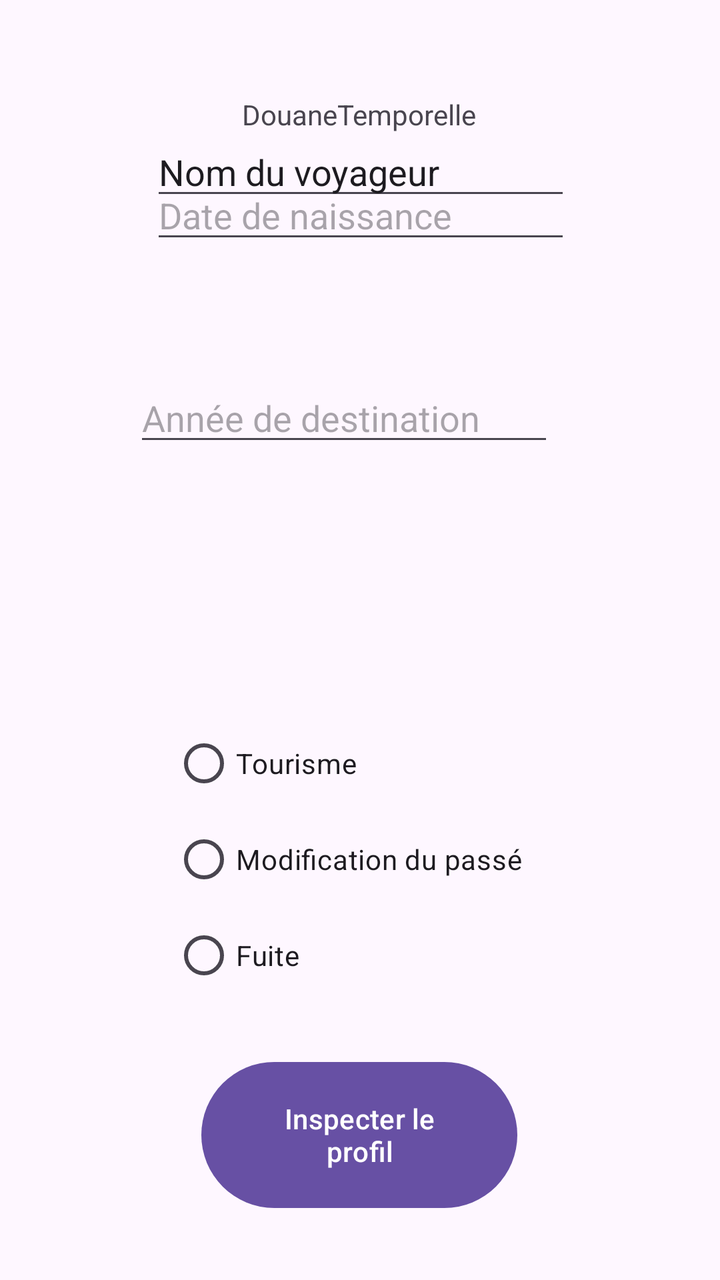
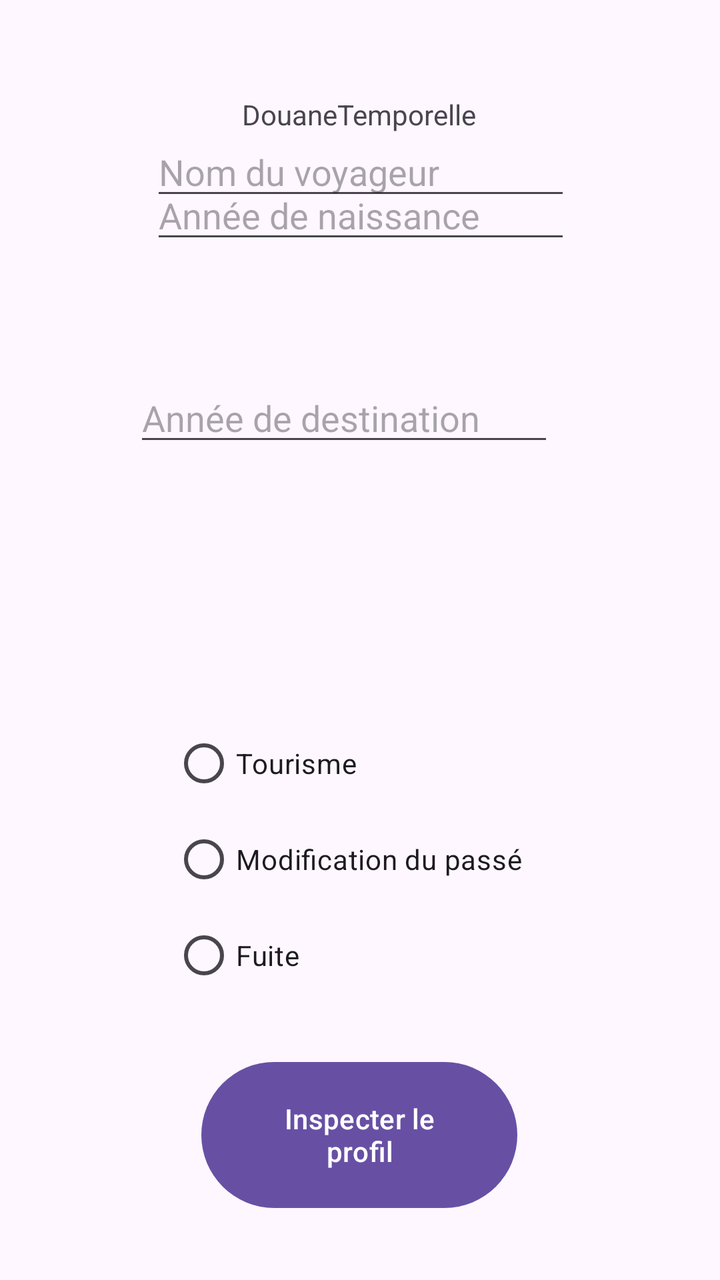

Before-and-after screenshots of an Android layout around one commit, followed by the original layout XML and the change that was made.
<!-- AndroidManifest.xml: application theme Theme.DouaneTemporelle -->
<!-- res/layout/activity_main.xml -->
<?xml version="1.0" encoding="utf-8"?>
<androidx.constraintlayout.widget.ConstraintLayout xmlns:android="http://schemas.android.com/apk/res/android"
    xmlns:app="http://schemas.android.com/apk/res-auto"
    xmlns:tools="http://schemas.android.com/tools"
    android:id="@+id/main"
    android:layout_width="match_parent"
    android:layout_height="match_parent"
    tools:context=".MainActivity">

    <TextView
        android:id="@+id/titre_wk"
        android:layout_width="wrap_content"
        android:layout_height="wrap_content"
        android:text="DouaneTemporelle"
        app:layout_constraintBottom_toBottomOf="parent"
        app:layout_constraintEnd_toEndOf="parent"
        app:layout_constraintHorizontal_bias="0.498"
        app:layout_constraintStart_toStartOf="parent"
        app:layout_constraintTop_toTopOf="parent"
        app:layout_constraintVertical_bias="0.077" />

    <EditText
        android:id="@+id/edit_nv_wk"
        android:layout_width="wrap_content"
        android:layout_height="wrap_content"
        android:ems="10"
        android:hint="Nom du voyageur"
        android:inputType="textPersonName"
        android:text="Nom du voyageur"
        app:layout_constraintBottom_toTopOf="@+id/edit_an_wk"
        app:layout_constraintEnd_toEndOf="parent"
        app:layout_constraintHorizontal_bias="0.502"
        app:layout_constraintStart_toStartOf="parent"
        app:layout_constraintTop_toBottomOf="@+id/titre_wk"
        app:layout_constraintVertical_bias="0.135" />

    <EditText
        android:id="@+id/edit_an_wk"
        android:layout_width="wrap_content"
        android:layout_height="wrap_content"
        android:layout_marginBottom="60dp"
        android:ems="10"
        android:hint="Date de naissance"
        android:inputType="number"
        app:layout_constraintBottom_toTopOf="@id/edit_ad_wk"
        app:layout_constraintEnd_toEndOf="parent"
        app:layout_constraintHorizontal_bias="0.502"
        app:layout_constraintStart_toStartOf="parent" />

    <EditText
        android:id="@+id/edit_ad_wk"
        android:layout_width="wrap_content"
        android:layout_height="wrap_content"
        android:layout_marginBottom="412dp"
        android:ems="10"
        android:hint="Année de destination"
        android:inputType="number"
        app:layout_constraintBottom_toBottomOf="parent"
        app:layout_constraintEnd_toEndOf="parent"
        app:layout_constraintHorizontal_bias="0.447"
        app:layout_constraintStart_toStartOf="parent" />

    <RadioGroup
        android:id="@+id/rg_motif_wk"
        android:layout_width="188dp"
        android:layout_height="153dp"
        app:layout_constraintBottom_toBottomOf="parent"
        app:layout_constraintEnd_toEndOf="parent"
        app:layout_constraintStart_toStartOf="parent"
        app:layout_constraintTop_toBottomOf="@+id/edit_ad_wk">

        <RadioButton
            android:id="@+id/rb_tourisme_wk"
            android:layout_width="match_parent"
            android:layout_height="wrap_content"
            android:text="Tourisme" />

        <RadioButton
            android:id="@+id/rb_passe_wk"
            android:layout_width="match_parent"
            android:layout_height="wrap_content"
            android:text="Modification du passé" />

        <RadioButton
            android:id="@+id/rb_fuite_wk"
            android:layout_width="match_parent"
            android:layout_height="wrap_content"
            android:text="Fuite" />
    </RadioGroup>

    <Button
        android:id="@+id/btn_inspecter_wk"
        android:layout_width="158dp"
        android:layout_height="81dp"
        android:layout_marginBottom="32dp"
        android:text="Inspecter le profil"
        app:layout_constraintBottom_toBottomOf="parent"
        app:layout_constraintEnd_toEndOf="parent"
        app:layout_constraintHorizontal_bias="0.498"
        app:layout_constraintStart_toStartOf="parent" />

</androidx.constraintlayout.widget.ConstraintLayout>
<!-- resources referenced by this layout -->
<resources>
  <style name="Theme.DouaneTemporelle" parent="Base.Theme.DouaneTemporelle" />
  <style name="Base.Theme.DouaneTemporelle" parent="Theme.Material3.DayNight.NoActionBar">
          
          
      </style>
</resources>

<!-- the commit's change to res/layout/activity_main.xml (unified diff, before → after) -->
@@ -26,7 +26,6 @@
         android:ems="10"
         android:hint="Nom du voyageur"
         android:inputType="textPersonName"
-        android:text="Nom du voyageur"
         app:layout_constraintBottom_toTopOf="@+id/edit_an_wk"
         app:layout_constraintEnd_toEndOf="parent"
         app:layout_constraintHorizontal_bias="0.502"
@@ -40,8 +39,9 @@
         android:layout_height="wrap_content"
         android:layout_marginBottom="60dp"
         android:ems="10"
-        android:hint="Date de naissance"
+        android:hint="Année de naissance"
         android:inputType="number"
+        android:maxLength="4"
         app:layout_constraintBottom_toTopOf="@id/edit_ad_wk"
         app:layout_constraintEnd_toEndOf="parent"
         app:layout_constraintHorizontal_bias="0.502"
@@ -55,6 +55,7 @@
         android:ems="10"
         android:hint="Année de destination"
         android:inputType="number"
+        android:maxLength="4"
         app:layout_constraintBottom_toBottomOf="parent"
         app:layout_constraintEnd_toEndOf="parent"
         app:layout_constraintHorizontal_bias="0.447"
